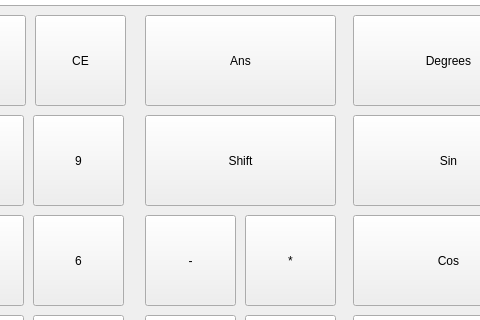
Old version of the form ui/main.ui in the repository Ollie864/CalculatorApp; both pictures show x 197 to 677 and y 184 to 504 of the 1330 by 724 pixel window.
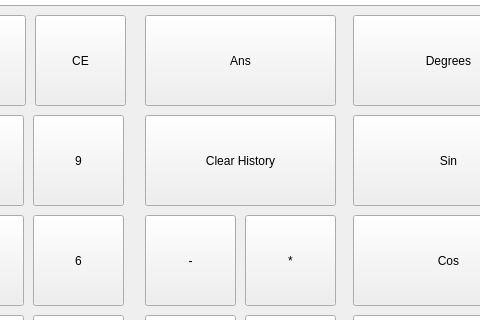
New version of the form.

Commit message: add trigonometry and ability to clear history

Diff of the .ui file:
```diff
--- a/ui/main.ui
+++ b/ui/main.ui
@@ -437,7 +437,7 @@
      </rect>
     </property>
     <property name="text">
-     <string>Shift</string>
+     <string>Clear History</string>
     </property>
    </widget>
    <widget class="QPushButton" name="button0">
```
Left out of the diff: 2 changed lines with no effect on the pictures. The commit also changes 1 other file.
